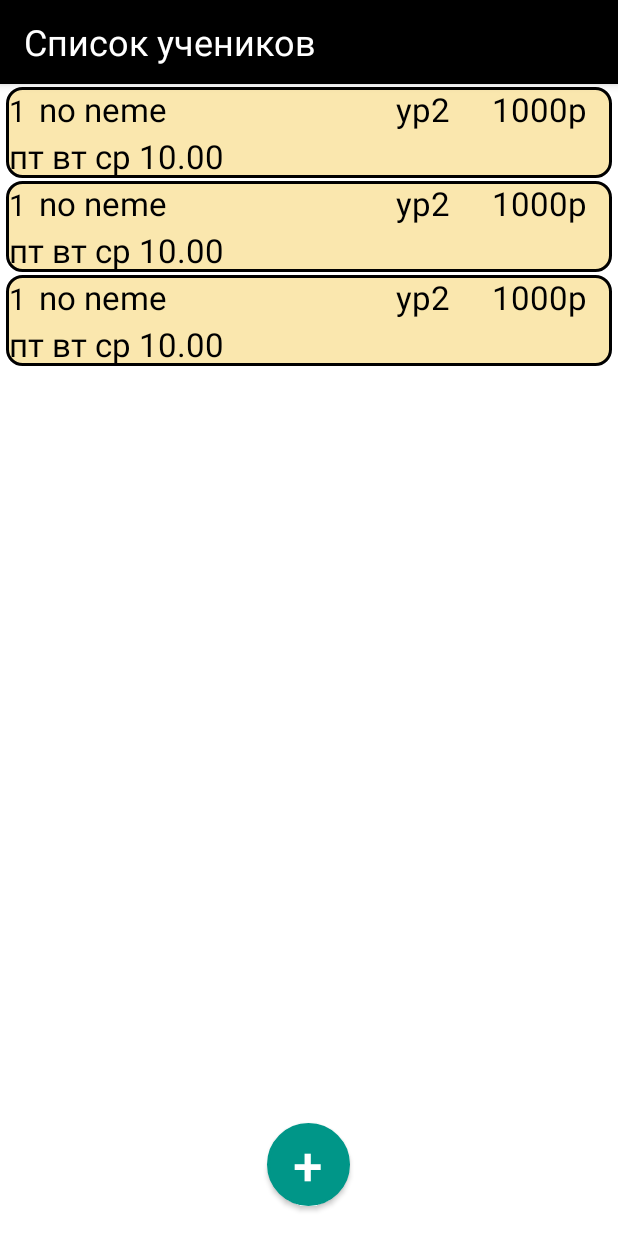
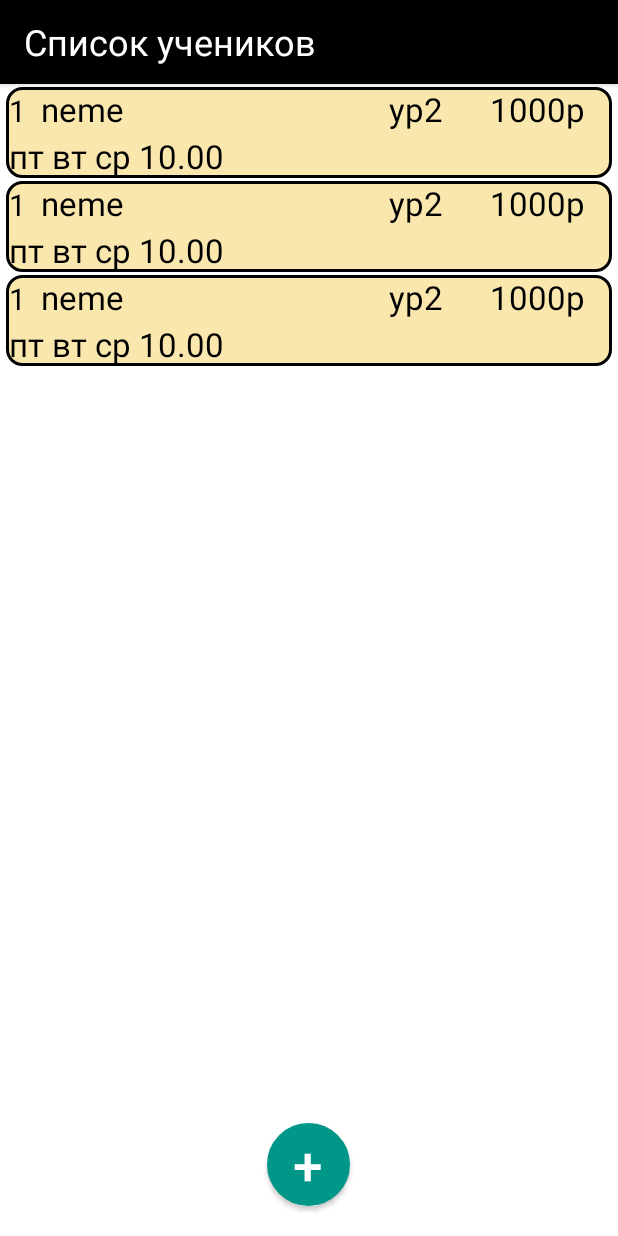
Before and after one commit to MaksMusic/Android_student_registration, an Android app: the layout activity_students.xml on its own in the app's theme, with its tools: preview values and no code run, on a phone screen of 412 x 824 dp. Run offline under Robolectric (Android 15) with nearby library versions, the phone set to English and light mode, and no system bars.

```diff
--- a/app/src/main/res/layout/item_student.xml
+++ b/app/src/main/res/layout/item_student.xml
@@ -41,7 +41,7 @@
         <TextView
             android:id="@+id/nameStudent"
             android:layout_weight="1.6"
-            android:text="no neme"
+            android:text="neme"
             android:textColor="@color/black"
             android:textSize="22sp"
             android:layout_width="wrap_content"
```
